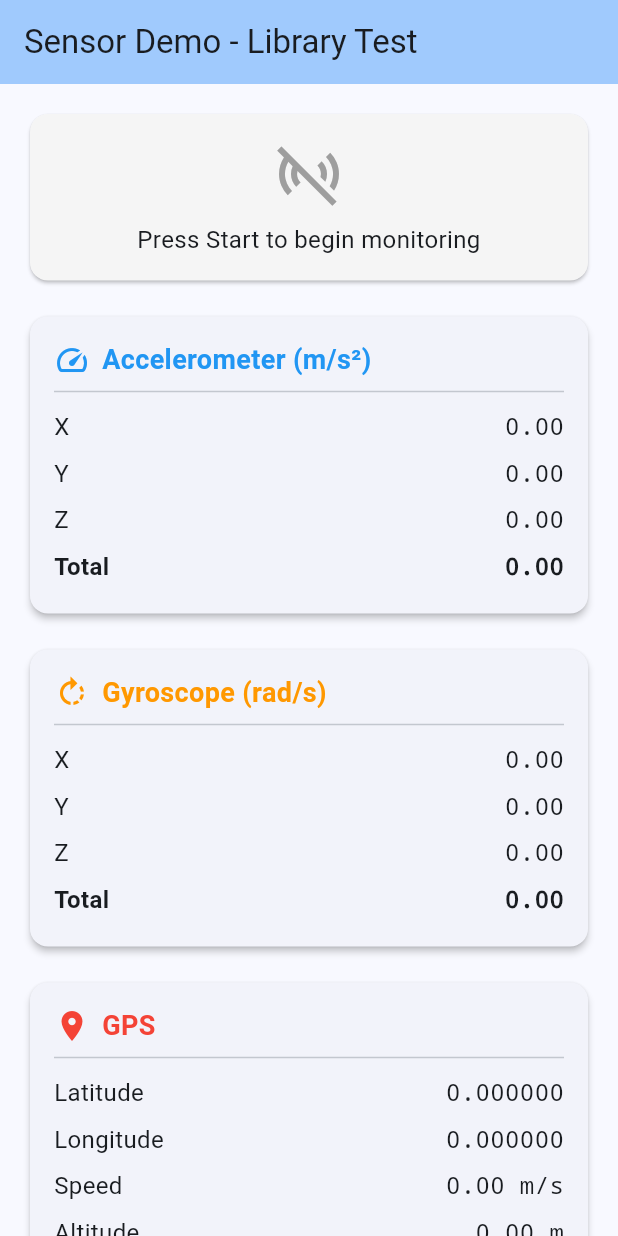
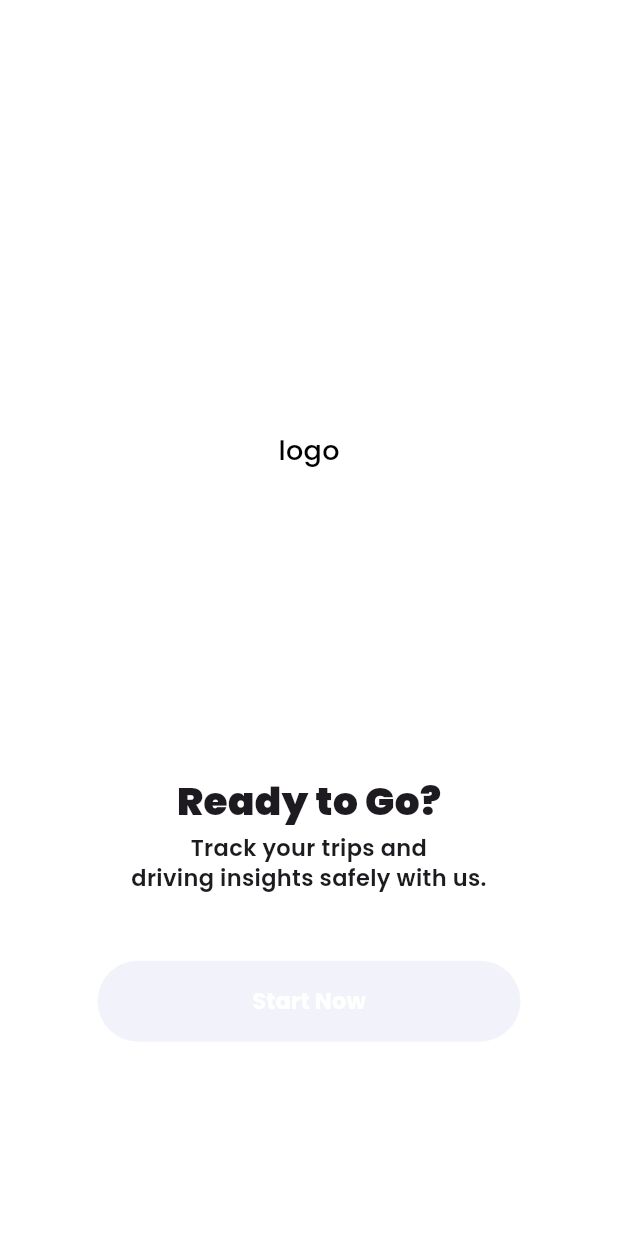
Before and after one commit to jovitamaharani/DriveBehaveFE, a Flutter app: the screen it shows after launch, on a phone screen of 412 x 824 dp. Run offline on Flutter 3.47's test engine with Material 3 defaults, Android fonts, the phone set to English and light mode, and no system bars; our stand-ins replace geolocator, google_fonts, permission_handler, sensors_plus.

Commit message:
slicing splash screen

```diff
--- /dev/null
+++ b/lib/features/auth/screens/splash_screen.dart
@@ -0,0 +1,94 @@
+import 'package:drivingbehavior/core/constants/app_colors.dart';
+import 'package:drivingbehavior/features/auth/screens/sign_in_screen.dart';
+import 'package:flutter/material.dart';
+
+class SplashScreen extends StatelessWidget {
+  const SplashScreen({super.key});
+
+  @override
+  Widget build(BuildContext context) {
+    return Scaffold(
+      backgroundColor: Colors.white,
+      body: SafeArea(
+        child: Padding(
+          padding: const EdgeInsets.symmetric(horizontal: 65.0),
+          child: Column(
+            mainAxisAlignment: MainAxisAlignment.center,
+            children: [
+              const Spacer(flex: 5),
+              Container(
+                width: 170,
+                height: 170,
+                decoration: const BoxDecoration(
+                  color: AppColors.secondary,
+                  shape: BoxShape.circle,
+                ),
+                child: const Center(
+                  child: Text(
+                    'logo',
+                    style: TextStyle(
+                      color: Colors.black,
+                      fontSize: 18,
+                      fontWeight: FontWeight.w500,
+                    ),
+                  ),
+                ),
+              ),
+              const Spacer(flex: 3),
+              const Text(
+                'Ready to Go?',
+                style: TextStyle(
+                  color: AppColors.primary,
+                  fontSize: 26,
+                  fontWeight: FontWeight.w900,
+                ),
+              ),
+              const SizedBox(height: 3),
+              const Text(
+                'Track your trips and\ndriving insights safely with us.',
+                textAlign: TextAlign.center,
+                style: TextStyle(
+                    color: AppColors.secondary,
+                    fontSize: 15,
+                    height: 1.3,
+                    fontWeight: FontWeight.w600),
+              ),
+              // const Spacer(flex: 1),
+              const SizedBox(height: 45),
+              SizedBox(
+                width: double.infinity,
+                height: 54,
+                child: ElevatedButton(
+                  onPressed: () {
+                    Navigator.push(
+                      context,
+                      MaterialPageRoute(
+                        builder: (context) => const SignInScreen(),
+                      ),
+                    );
+                  },
+                  style: ElevatedButton.styleFrom(
+                    backgroundColor: AppColors.primary,
+                    foregroundColor: Colors.white,
+                    shape: RoundedRectangleBorder(
+                      borderRadius: BorderRadius.circular(30),
+                    ),
+                    elevation: 0,
+                  ),
+                  child: const Text(
+                    'Start Now',
+                    style: TextStyle(
+                      fontSize: 15,
+                      fontWeight: FontWeight.w700,
+                    ),
+                  ),
+                ),
+              ),
+              const Spacer(flex: 3),
+            ],
+          ),
+        ),
+      ),
+    );
+  }
+}
--- a/lib/main.dart
+++ b/lib/main.dart
@@ -1,5 +1,7 @@
 import 'package:flutter/material.dart';
 import 'screens/sensor_demo_screen.dart';
+import 'package:google_fonts/google_fonts.dart';
+import 'features/auth/screens/splash_screen.dart';
 
 void main() {
   runApp(const SensorDemoApp());
@@ -15,8 +17,9 @@ class SensorDemoApp extends StatelessWidget {
       theme: ThemeData(
         colorScheme: ColorScheme.fromSeed(seedColor: Colors.blue),
         useMaterial3: true,
+        textTheme: GoogleFonts.poppinsTextTheme(),
       ),
-      home: const SensorDemoScreen(),
+      home: const SplashScreen(),
     );
   }
 }
```
